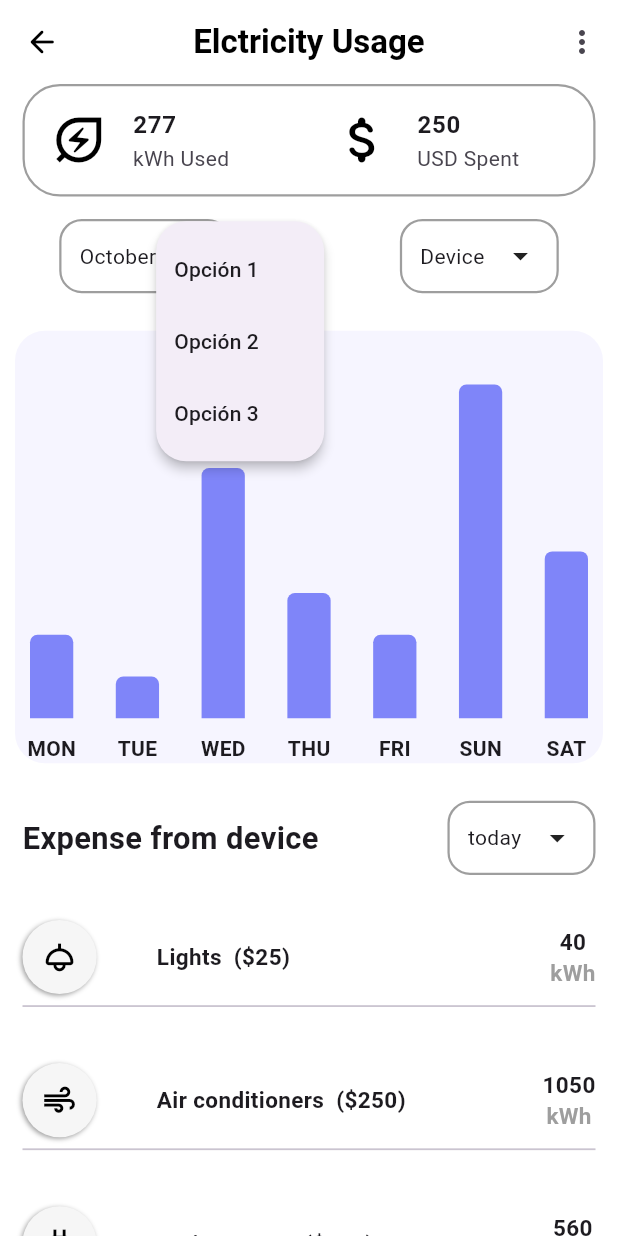
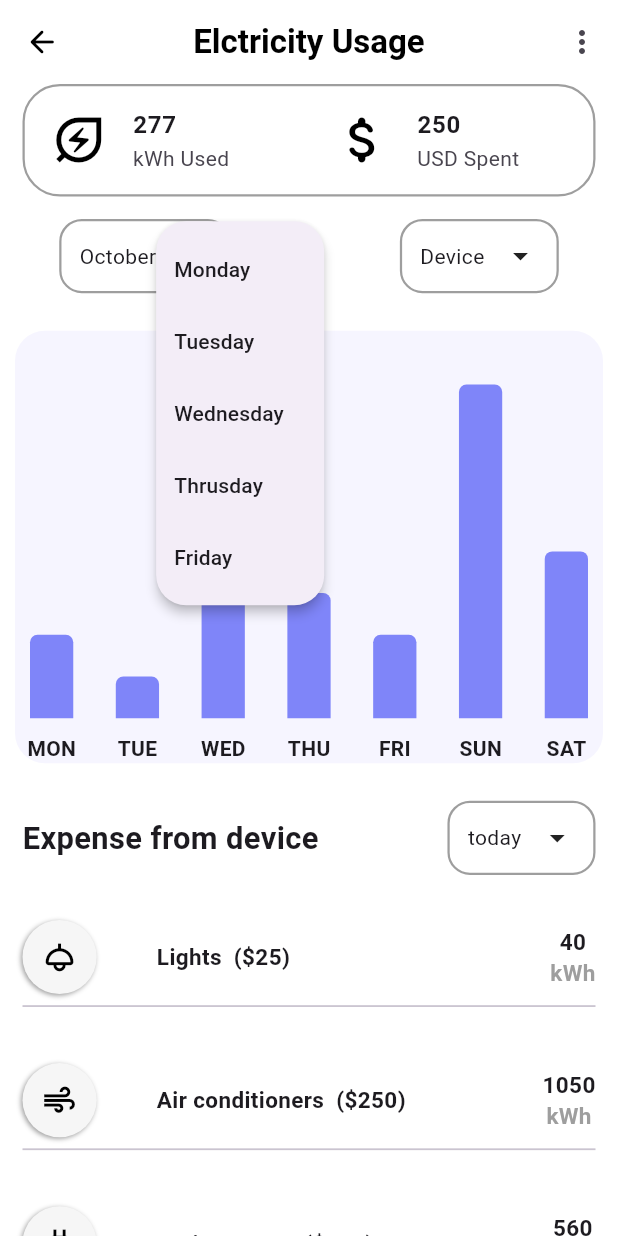
Before and after one commit to JuanFGQ/smart_home_design, a Flutter app: the EnergyUsagePage screen opened directly, after a tap on the "arrow drop down" icon, on a phone screen of 412 x 824 dp. Run offline on Flutter 3.47's test engine with Material 3 defaults, Android fonts, the phone set to English and light mode, and no system bars; our stand-ins replace dio, font_awesome_flutter, sleek_circular_slider.

Commit message:
sliver error CORRECTED-DONE

```diff
--- /dev/null
+++ b/devtools_options.yaml
@@ -0,0 +1 @@
+extensions:
--- a/lib/smart_home2/pages/electricity_usage_page.dart
+++ b/lib/smart_home2/pages/electricity_usage_page.dart
@@ -75,7 +75,7 @@
                           fontWeight: FontWeight.bold,
                           fontSize: size.height * 0.025)),
                   Spacer(),
-                  MyCustomDropdownButton(month: 'today')
+                  const MyCustomDropdownButton(month: 'today')
                 ],
               ),
             ),
--- a/lib/smart_home2/pages/home2.dart
+++ b/lib/smart_home2/pages/home2.dart
@@ -50,6 +50,7 @@
   @override
   Widget build(BuildContext context) {
     return const SliverAppBar(
+        automaticallyImplyLeading: false,
         elevation: 0,
         pinned: false,
         backgroundColor: Colors.white,
@@ -68,6 +69,7 @@
   @override
   Widget build(BuildContext context) {
     return const SliverAppBar(
+        automaticallyImplyLeading: false,
         backgroundColor: Colors.white,
         floating: true,
         flexibleSpace: Padding(
@@ -104,6 +106,7 @@
     final size = MediaQuery.of(context).size;
 
     return SliverAppBar(
+      automaticallyImplyLeading: false,
       backgroundColor: Colors.white,
       // expandedHeight: size.height * 0.05,
       floating: true,
@@ -149,7 +152,7 @@
               Text(
                 'Hi MobileX',
                 style: TextStyle(
-                    fontSize: size.height * 0.038,
+                    fontSize: 20,
                     fontWeight: FontWeight.bold,
                     color: Colors.black),
               ),
--- a/lib/smart_home2/widgets/drop_down_button.dart
+++ b/lib/smart_home2/widgets/drop_down_button.dart
@@ -25,15 +25,23 @@
             itemBuilder: (BuildContext context) => <PopupMenuEntry<String>>[
               const PopupMenuItem<String>(
                 value: 'opcion1',
-                child: Text('Opción 1'),
+                child: Text('Monday'),
               ),
               const PopupMenuItem<String>(
                 value: 'opcion2',
-                child: Text('Opción 2'),
+                child: Text('Tuesday'),
               ),
               const PopupMenuItem<String>(
                 value: 'opcion3',
-                child: Text('Opción 3'),
+                child: Text('Wednesday'),
+              ),
+              const PopupMenuItem<String>(
+                value: 'opcion3',
+                child: Text('Thrusday'),
+              ),
+              const PopupMenuItem<String>(
+                value: 'opcion3',
+                child: Text('Friday'),
               ),
             ],
           ),
```
Also changed, not shown: lib/smart_home2/pages/camera_page.dart (+9 -10 lines), pubspec.lock.
